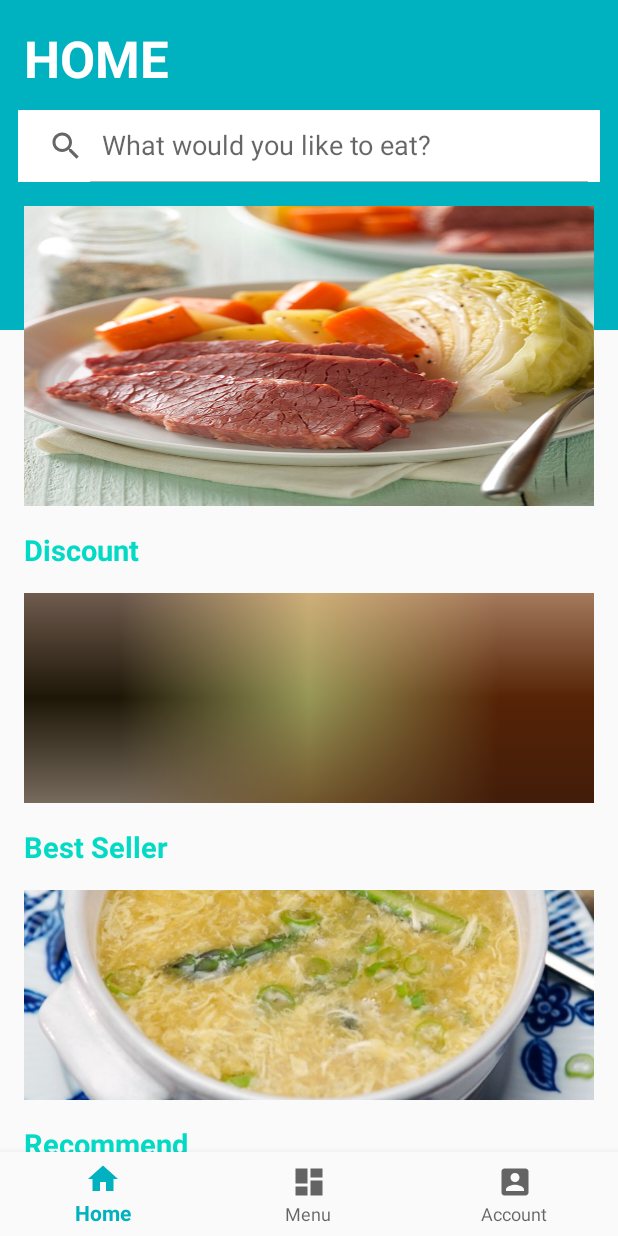
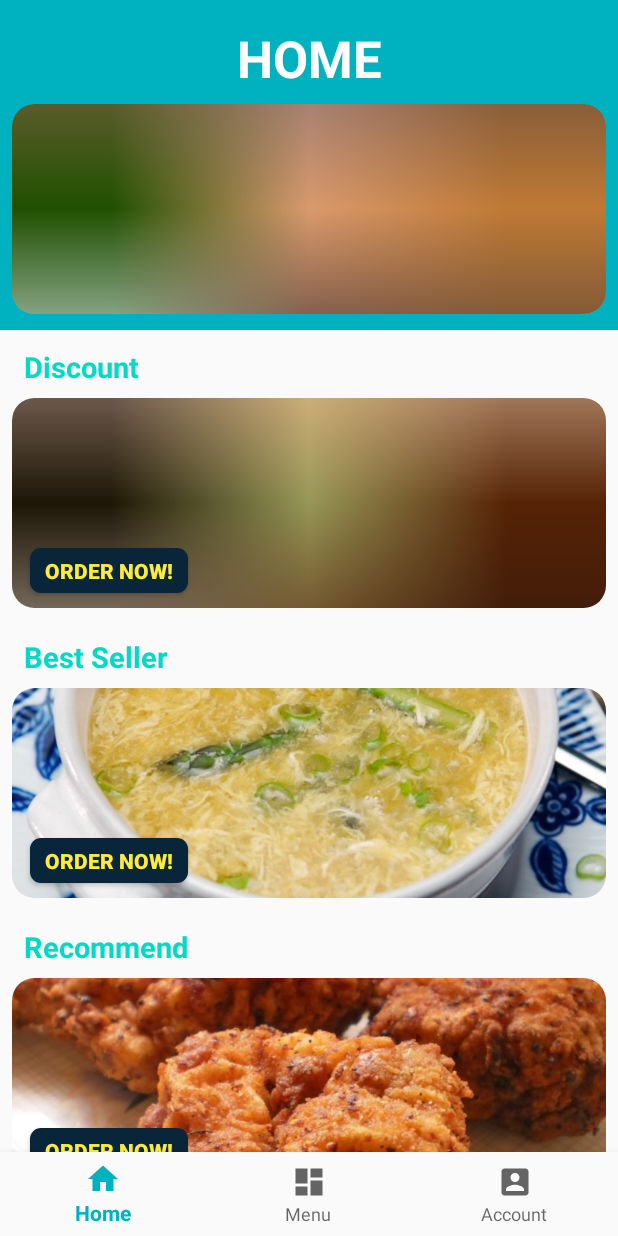
Before and after one commit to ncthanh0411/Mobile_Order_Food, an Android app: the fragment HomeFragment placed in its activity, on a phone screen of 412 x 824 dp. Run offline under Robolectric (Android 15) with nearby library versions, the phone set to English and light mode, and no system bars; our stand-ins replace navigation-ui.

Commit message:
thanh_9/4

```diff
--- a/app/src/main/java/com/example/food_order_application_2/ui/home/HomeFragment.java
+++ b/app/src/main/java/com/example/food_order_application_2/ui/home/HomeFragment.java
@@ -5,6 +5,8 @@ import android.os.Bundle;
 import android.view.LayoutInflater;
 import android.view.View;
 import android.view.ViewGroup;
+import android.view.animation.Animation;
+import android.view.animation.AnimationUtils;
 import android.widget.ImageView;
 import android.widget.TextView;
 import android.widget.ViewFlipper;
@@ -17,36 +19,25 @@ import com.example.food_order_application_2.R;
 
 public class HomeFragment extends Fragment {
 
-    ViewFlipper v_flipper;
+    ViewFlipper viewFlipper;
 
     public View onCreateView(@NonNull LayoutInflater inflater, @Nullable ViewGroup container, @Nullable Bundle savedInstanceState) {
         final View view = inflater.inflate(R.layout.fragment_home, container, false);
-        int images[] = {R.drawable.beef, R.drawable.noodles, R.drawable.chicken};
 
-        v_flipper = view.findViewById(R.id.v_flipper);
 
-        //loop
-        /*for (i = 0; i<image.length; i++)
-        {
-            flipperImages(images[1]);
-        }*/
+        viewFlipper = (ViewFlipper)view.findViewById(R.id.flipper);
+        viewFlipper.setFlipInterval(5000); //5 sec
+        viewFlipper.setAutoStart(true);
+        flipperImages();
 
-        //Foreach
-        for (int image: images) {
-            flipperImages(image);
-        }
         return view;
     }
-    public void flipperImages(int image) {
-        ImageView imageView = new ImageView(getContext());
-        imageView.setBackgroundResource(image);
-
-        v_flipper.addView(imageView);
-        v_flipper.setFlipInterval(4000); //4sec
-        v_flipper.setAutoStart(true);
-
-        //animation
-        v_flipper.setInAnimation(getContext(), android.R.anim.slide_in_left);
-        v_flipper.setInAnimation(getContext(), android.R.anim.slide_out_right);
+    public void flipperImages() {
+        //viewFlipper.setInAnimation(getContext(),android.R.anim.slide_in_left);
+        //viewFlipper.setOutAnimation(getContext(),android.R.anim.slide_out_right);
+        Animation animation_slide_in = AnimationUtils.loadAnimation(getContext(),R.anim.slide_in_right);
+        Animation animation_slide_out = AnimationUtils.loadAnimation(getContext(),R.anim.slide_out_right);
+        viewFlipper.setInAnimation(animation_slide_in);
+        viewFlipper.setOutAnimation(animation_slide_out);
     }
 }
--- /dev/null
+++ b/app/src/main/res/anim/slide_out_right.xml
@@ -0,0 +1,6 @@
+<?xml version="1.0" encoding="utf-8"?>
+    <set xmlns:android="http://schemas.android.com/apk/res/android"
+    android:shareInterpolator="false">
+        <translate android:duration="2000" android:fromXDelta="0%" android:toXDelta="-100%"/>
+        <alpha android:duration="2000" android:fromAlpha="1.0" android:toAlpha="0.0"/>
+    </set>
--- /dev/null
+++ b/app/src/main/res/drawable-anydpi/customs_button.xml
@@ -0,0 +1,7 @@
+<?xml version="1.0" encoding="utf-8"?>
+<shape xmlns:android="http://schemas.android.com/apk/res/android" android:shape="rectangle">
+
+    <solid android:color="#09253A"/>
+    <corners android:radius="7dp"/>
+
+</shape>
--- a/app/src/main/res/layout/fragment_home.xml
+++ b/app/src/main/res/layout/fragment_home.xml
@@ -1,7 +1,8 @@
 <?xml version="1.0" encoding="utf-8"?>
-<androidx.constraintlayout.widget.ConstraintLayout xmlns:android="http://schemas.android.com/apk/res/android"
+<androidx.constraintlayout.widget.ConstraintLayout
+    xmlns:android="http://schemas.android.com/apk/res/android"
+    xmlns:app="http://schemas.android.com/apk/res-auto"
     xmlns:tools="http://schemas.android.com/tools"
-    xmlns:app="http://schemas.android.com/apk/res-auto"
     android:layout_width="match_parent"
     android:layout_height="match_parent"
     tools:context=".ui.home.HomeFragment">
@@ -10,6 +11,7 @@
         android:layout_width="match_parent"
         android:layout_height="wrap_content"
         tools:ignore="MissingConstraints">
+
         <RelativeLayout
             android:id="@+id/headerView"
             android:layout_width="match_parent"
@@ -18,6 +20,7 @@
             tools:ignore="ExtraText,MissingConstraints">
 
             <View
+                android:id="@+id/view"
                 android:layout_width="match_parent"
                 android:layout_height="220dp"
                 android:background="@color/colorPrimary" />
@@ -32,119 +35,178 @@
                 android:text="HOME"
                 android:textColor="@color/colorWhite"
                 android:textSize="34sp"
-                android:textStyle="bold" />
+                android:textStyle="bold"
+                android:gravity="center"/>
 
-            <SearchView
+            <androidx.cardview.widget.CardView
+                android:id="@+id/parent_layout1"
                 android:layout_width="match_parent"
-                android:layout_height="wrap_content"
-                android:id="@+id/search"
-                android:layout_marginTop="12dp"
-                android:layout_marginRight="12dp"
-                android:layout_marginLeft="12dp"
-                android:background="@color/colorWhite"
+                android:layout_height="140dp"
                 android:layout_below="@+id/title"
-                android:iconifiedByDefault="false"
-                android:queryHint="What would you like to eat?">
-            </SearchView>
+                app:cardCornerRadius="15dp"
+                app:cardElevation="0dp"
+                android:layout_margin="8dp"
 
-            <ViewFlipper
-                android:id="@+id/v_flipper"
-                android:layout_width="match_parent"
-                android:layout_height="200dp"
-                android:layout_below="@+id/search"
-                android:layout_centerVertical="true"
-                android:layout_marginLeft="16sp"
-                android:layout_marginTop="16dp"
-                android:layout_marginRight="16sp"
-                android:scaleType="centerCrop" />
+                >
+
+                <ViewFlipper
+                    android:layout_width="match_parent"
+                    android:layout_height="match_parent"
+                    android:id="@+id/flipper"
+                    android:layout_below="@+id/title"
+                    android:background="@color/colorPrimary">
+                    <ImageView
+                        tools:ignore="ContentDescription"
+                        android:layout_width="match_parent"
+                        android:layout_height="match_parent"
+                        android:src="@drawable/btn"
+                        android:scaleType="centerCrop"/>
+                    <ImageView
+                        tools:ignore="ContentDescription"
+                        android:layout_width="match_parent"
+                        android:layout_height="match_parent"
+                        android:src="@drawable/egg"
+                        android:scaleType="centerCrop"/>
+                    <ImageView
+                        tools:ignore="ContentDescription"
+                        android:layout_width="match_parent"
+                        android:layout_height="match_parent"
+                        android:src="@drawable/hacao"
+                        android:scaleType="centerCrop"/>
+                </ViewFlipper>
+            </androidx.cardview.widget.CardView>
 
             <TextView
-                android:id="@+id/textview"
+                android:id="@+id/text_view1"
                 android:text="@string/banner_1"
                 android:textSize="19sp"
                 android:textColor="@color/colorAccent"
                 android:textStyle="bold"
                 android:layout_marginLeft="16sp"
                 android:layout_marginRight="16sp"
-                android:layout_marginTop="16dp"
+                android:layout_marginTop="11dp"
                 android:layout_width="match_parent"
                 android:layout_height="wrap_content"
-                android:layout_below="@+id/v_flipper"/>
+                android:layout_below="@+id/view"/>
 
-            <ImageView
-                android:id="@+id/imageview"
+            <androidx.cardview.widget.CardView
+                android:id="@+id/parent_layout2"
                 android:layout_width="match_parent"
                 android:layout_height="140dp"
-                android:layout_below="@+id/textview"
-                android:layout_marginTop="16dp"
-                android:layout_marginRight="16dp"
-                android:layout_marginLeft="16dp"
-                android:src="@drawable/curry"
-                android:scaleType="centerCrop"
-                android:contentDescription="@string/todo"/>
+                android:layout_below="@+id/text_view1"
+                app:cardCornerRadius="15dp"
+                app:cardElevation="0dp"
+                android:layout_margin="8dp">
+
+                <ImageView
+                    tools:ignore="ContentDescription"
+                    android:id="@+id/image_view2"
+                    android:layout_width="match_parent"
+                    android:layout_height="match_parent"
+                    android:src="@drawable/curry"
+                    android:scaleType="centerCrop"/>
+
+                <Button
+                    android:id="@+id/btnOrder2"
+                    android:layout_width="wrap_content"
+                    android:layout_height="30dp"
+                    android:textStyle="bold"
+                    android:layout_marginLeft="12dp"
+                    android:layout_marginTop="100dp"
+                    android:background="@drawable/customs_button"
+                    android:paddingLeft="10dp"
+                    android:paddingRight="10dp"
+                    android:text="Order Now!"
+                    android:textColor="@color/textColors" />
+            </androidx.cardview.widget.CardView>
 
             <TextView
-                android:id="@+id/textview1"
+                android:id="@+id/text_view2"
                 android:text="@string/banner_2"
                 android:textSize="19sp"
                 android:textColor="@color/colorAccent"
                 android:textStyle="bold"
                 android:layout_marginLeft="16sp"
                 android:layout_marginRight="16sp"
-                android:layout_marginTop="16dp"
+                android:layout_marginTop="11dp"
                 android:layout_width="match_parent"
                 android:layout_height="wrap_content"
-                android:layout_below="@+id/imageview"/>
+                android:layout_below="@+id/parent_layout2"/>
 
-            <ImageView
-                android:id="@+id/imageview2"
+            <androidx.cardview.widget.CardView
+                android:id="@+id/parent_layout3"
                 android:layout_width="match_parent"
                 android:layout_height="140dp"
-                android:layout_below="@+id/textview1"
-                android:layout_marginTop="16dp"
-                android:layout_marginRight="16dp"
-                android:layout_marginLeft="16dp"
-                android:src="@drawable/soup"
-                android:scaleType="centerCrop"
-                android:contentDescription="@string/todo"/>
+                android:layout_below="@+id/text_view2"
+                app:cardCornerRadius="15dp"
+                app:cardElevation="0dp"
+                android:layout_margin="8dp">
+
+                <ImageView
+                    tools:ignore="ContentDescription"
+                    android:id="@+id/image_view3"
+                    android:layout_width="match_parent"
+                    android:layout_height="match_parent"
+                    android:src="@drawable/soup"
+                    android:scaleType="centerCrop"/>
+
+                <Button
+                    android:id="@+id/btnOrder3"
+                    android:layout_width="wrap_content"
+                    android:layout_height="30dp"
+                    android:textStyle="bold"
+                    android:layout_marginLeft="12dp"
+                    android:layout_marginTop="100dp"
+                    android:background="@drawable/customs_button"
+                    android:paddingLeft="10dp"
+                    android:paddingRight="10dp"
+                    android:text="Order Now!"
+                    android:textColor="@color/textColors" />
+            </androidx.cardview.widget.CardView>
 
             <TextView
-                android:id="@+id/textview2"
+                android:id="@+id/text_view3"
                 android:text="@string/banner_3"
                 android:textSize="19sp"
                 android:textColor="@color/colorAccent"
                 android:textStyle="bold"
                 android:layout_marginLeft="16sp"
                 android:layout_marginRight="16sp"
-                android:layout_marginTop="16dp"
+                android:layout_marginTop="11dp"
                 android:layout_width="match_parent"
                 android:layout_height="wrap_content"
-                android:layout_below="@+id/imageview2"/>
+                android:layout_below="@+id/parent_layout3"/>
 
-            <ImageView
-                android:id="@+id/imageview3"
+            <androidx.cardview.widget.CardView
+                android:id="@+id/parent_layout4"
                 android:layout_width="match_parent"
                 android:layout_height="140dp"
-                android:layout_below="@+id/textview2"
-                android:layout_marginTop="16dp"
-                android:layout_marginRight="16dp"
-                android:layout_marginLeft="16dp"
-                android:src="@drawable/rice"
-                android:scaleType="centerCrop"
-                android:contentDescription="@string/todo"/>
+                android:layout_below="@+id/text_view3"
+                app:cardCornerRadius="15dp"
+                app:cardElevation="0dp"
+                android:layout_margin="8dp">
 
-            <TextView
-                android:id="@+id/textview3"
-                android:text="@string/app_name"
-                android:textSize="19sp"
-                android:textColor="@color/colorWhite"
-                android:textAlignment="center"
-                android:textStyle="bold"
-                android:layout_marginTop="16dp"
-                android:layout_width="match_parent"
-                android:layout_height="wrap_content"
-                android:layout_below="@+id/imageview3"
-                android:background="@color/colorPrimary"/>
+                <ImageView
+                    tools:ignore="ContentDescription"
+                    android:id="@+id/image_view4"
+                    android:layout_width="match_parent"
+                    android:layout_height="match_parent"
+                    android:src="@drawable/chicken"
+                    android:scaleType="centerCrop"/>
+
+                <Button
+                    android:id="@+id/btnOrder4"
+                    android:layout_width="wrap_content"
+                    android:layout_height="30dp"
+                    android:textStyle="bold"
+                    android:layout_marginLeft="12dp"
+                    android:layout_marginTop="100dp"
+                    android:background="@drawable/customs_button"
+                    android:paddingLeft="10dp"
+                    android:paddingRight="10dp"
+                    android:text="Order Now!"
+                    android:textColor="@color/textColors" />
+            </androidx.cardview.widget.CardView>
         </RelativeLayout>
     </androidx.core.widget.NestedScrollView>
 </androidx.constraintlayout.widget.ConstraintLayout>
--- a/app/src/main/res/values/colors.xml
+++ b/app/src/main/res/values/colors.xml
@@ -11,4 +11,5 @@
     <color name="transparent">#00000000</color>
     <color name="colorWhite">#FFFFFF</color>
     <color name="colorBackground">#F4F7F7</color>
+    <color name="textColors">#FFEB3B</color>
 </resources>
```
Also changed, not shown: app/src/main/res/anim/slide_in_right.xml (added, +7 -0 lines), app/src/main/res/drawable-anydpi/btn.jpg (added), app/src/main/res/drawable-anydpi/egg.jpg (added), app/src/main/res/drawable-anydpi/hacao.jpg (added).
